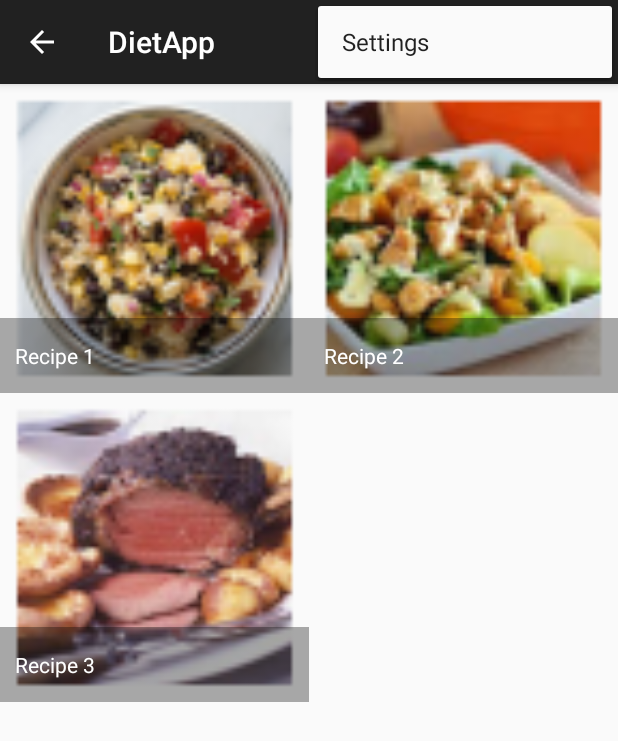
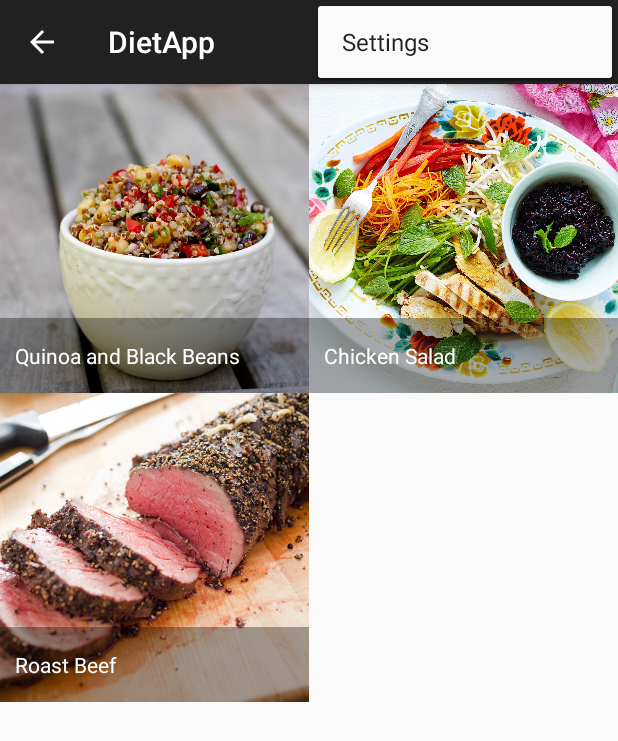
Before and after one commit to RickardZwahlen/DietApp, an Android app: the fragment RecipesFragment placed in its activity, with the options menu open, on a phone screen of 412 x 824 dp. Shown: the top 741 px of the screen. Run offline under Robolectric (Android 15) with nearby library versions, the light colour scheme and no system bars; libraries missing offline, so code that uses them is left out: com.andexert.expandablelayout; 4 statements that could not run were skipped.

Commit message:
New drawables

```diff
--- a/app/src/main/java/se/dullestwall/dietapp/RecipeImageAdapter.java
+++ b/app/src/main/java/se/dullestwall/dietapp/RecipeImageAdapter.java
@@ -20,9 +20,9 @@ public class RecipeImageAdapter extends BaseAdapter {
     public RecipeImageAdapter(Context c) {
         mInflater = LayoutInflater.from(c);
 
-        mItems.add(new Item("Recipe 1", R.drawable.recipe_1));
-        mItems.add(new Item("Recipe 2", R.drawable.recipe_2));
-        mItems.add(new Item("Recipe 3", R.drawable.recipe_3));
+        mItems.add(new Item("Quinoa and Black Beans", R.drawable.recipe_1));
+        mItems.add(new Item("Chicken Salad", R.drawable.recipe_2));
+        mItems.add(new Item("Roast Beef", R.drawable.recipe_3));
     }
 
     public int getCount() {
```
Also changed, not shown: app/src/main/recipe_1-web.png, app/src/main/res/drawable-hdpi/recipe_1.png (deleted), app/src/main/res/drawable-hdpi/recipe_2.png (deleted), app/src/main/res/drawable-hdpi/recipe_3.png (deleted), app/src/main/res/drawable-mdpi/recipe_1.png (deleted), app/src/main/res/drawable-mdpi/recipe_2.png (deleted), app/src/main/res/drawable-mdpi/recipe_3.png (deleted), app/src/main/res/drawable-xhdpi/recipe_1.png (deleted), app/src/main/res/drawable-xhdpi/recipe_2.png (deleted), app/src/main/res/drawable-xhdpi/recipe_3.png (deleted), app/src/main/res/drawable-xxhdpi/recipe_1.png (deleted), app/src/main/res/drawable-xxhdpi/recipe_2.png (deleted), app/src/main/res/drawable-xxhdpi/recipe_3.png (deleted), app/src/main/res/drawable/recipe_1.jpg (added), 2 more files.
